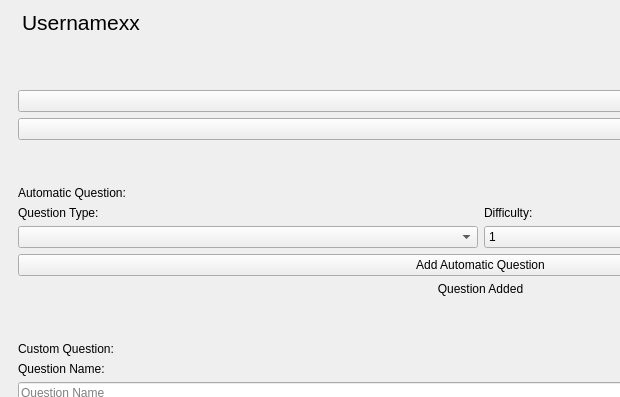
Before: the Qt Designer form window.ui in AnthropomorphicMonkey/Coursework, drawn with Qt 5; both pictures show x 0 to 620 and y 0 to 397 of the 961 by 897 pixel window.
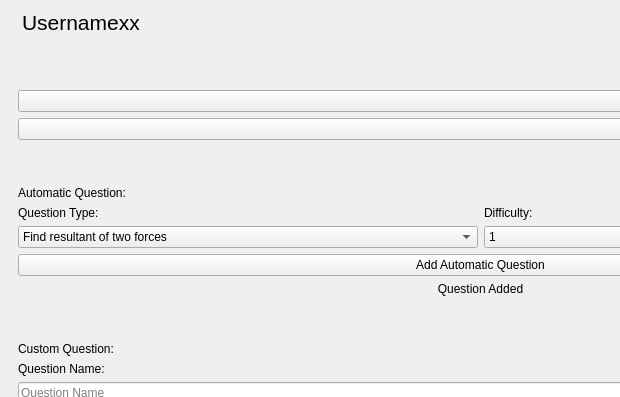
After: the same form once the commit is applied. The open tabs and pages were chosen to show the change. Icons and pictures are not drawn.

```diff
--- a/window.ui
+++ b/window.ui
@@ -1638,6 +1638,11 @@
                       <height>0</height>
                      </size>
                     </property>
+                    <item>
+                     <property name="text">
+                      <string>Find resultant of two forces</string>
+                     </property>
+                    </item>
                    </widget>
                   </item>
                  </layout>
```
Left out of the diff: 2 changed lines with no effect on the pictures.
